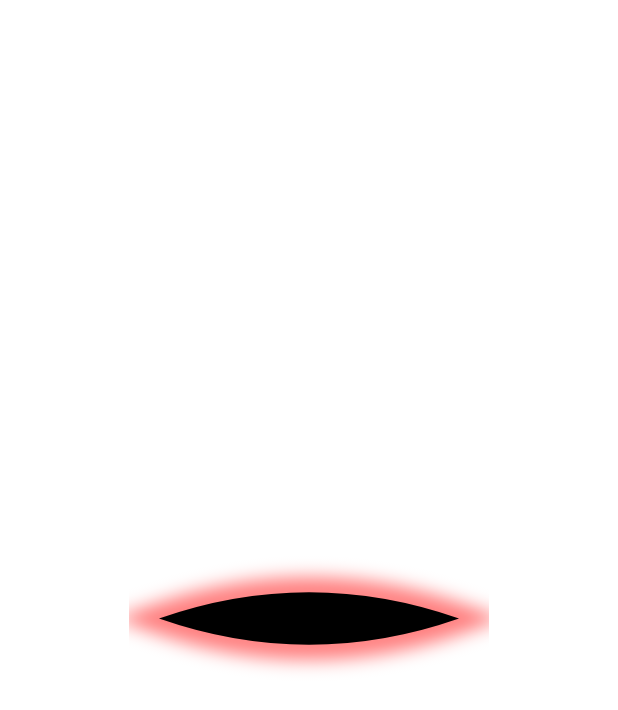
After one commit to laura-abramovic/runeterra-ui, an Android app built with Jetpack Compose: the composable DemacianRaptorFlight shown on its own in the app's theme, on a phone screen of 412 x 824 dp. The commit adds this screen. Shown: the top 710 px of the screen. Run offline under Robolectric (Android 15) with nearby library versions, the phone set to English and light mode, and no system bars.

Commit message:
RUI-1 - Demacian raptor flight

```diff
--- /dev/null
+++ b/app/src/main/java/com/abramoviclaura/runeterraui/ui/regions/demacia/DemacianRaptorFlight.kt
@@ -0,0 +1,51 @@
+package com.abramoviclaura.runeterraui.ui.regions.demacia
+
+import androidx.compose.foundation.background
+import androidx.compose.foundation.layout.Box
+import androidx.compose.foundation.layout.fillMaxSize
+import androidx.compose.foundation.layout.size
+import androidx.compose.runtime.Composable
+import androidx.compose.ui.Alignment
+import androidx.compose.ui.Modifier
+import androidx.compose.ui.draw.dropShadow
+import androidx.compose.ui.graphics.Color
+import androidx.compose.ui.graphics.shadow.Shadow
+import androidx.compose.ui.tooling.preview.Preview
+import androidx.compose.ui.unit.dp
+import com.abramoviclaura.runeterraui.ui.shape.PointedAlmondShape
+import com.abramoviclaura.runeterraui.ui.theme.LocalRuneterraColors
+import com.abramoviclaura.runeterraui.ui.theme.RuneterraUITheme
+
+@Composable
+fun DemacianRaptorFlight() {
+    Box(
+        modifier = Modifier
+            .fillMaxSize()
+            .background(color = LocalRuneterraColors.current.grayscale.white)
+    ) {
+        Box(
+            Modifier
+                .size(height = 70.dp, width = 200.dp)
+                .align(Alignment.Center)
+                .dropShadow(
+                    shape = PointedAlmondShape(),
+                    Shadow(
+                        radius = 10.dp,
+                        color = Color.Red,
+                        spread = 10.dp,
+                        alpha = 0.5f
+                    )
+                )
+                .background(
+                    color = Color.Black,
+                    shape = PointedAlmondShape()
+                )
+        )
+    }
+}
+
+@Preview
+@Composable
+private fun DemacianRaptorFlightPreview() = RuneterraUITheme {
+    DemacianRaptorFlight()
+}
--- /dev/null
+++ b/app/src/main/java/com/abramoviclaura/runeterraui/ui/shape/AlmondShape.kt
@@ -0,0 +1,62 @@
+package com.abramoviclaura.runeterraui.ui.shape
+
+import androidx.compose.ui.geometry.Rect
+import androidx.compose.ui.geometry.Size
+import androidx.compose.ui.graphics.Outline
+import androidx.compose.ui.graphics.Path
+import androidx.compose.ui.graphics.Shape
+import androidx.compose.ui.unit.Density
+import androidx.compose.ui.unit.LayoutDirection
+
+class AlmondShape : Shape {
+    override fun createOutline(
+        size: Size,
+        layoutDirection: LayoutDirection,
+        density: Density
+    ): Outline {
+        val path = Path().apply {
+            val rect = Rect(0f, 0f, size.width, size.height)
+
+            // Start at left center
+            moveTo(0f, size.height / 2)
+
+            // Top arc
+            arcTo(rect, 180f, -180f, false)
+
+            // Bottom arc
+            arcTo(rect, 0f, -180f, false)
+
+            close()
+        }
+
+        return Outline.Generic(path)
+    }
+}
+
+class PointedAlmondShape : Shape {
+    override fun createOutline(
+        size: Size,
+        layoutDirection: LayoutDirection,
+        density: Density
+    ): Outline {
+        val path = Path().apply {
+            // Start at left middle (sharp point)
+            moveTo(0f, size.height / 2)
+
+            // Top curve to right middle (sharp point)
+            quadraticBezierTo(
+                size.width / 2, 0f,     // control point (top middle)
+                size.width, size.height / 2  // end point (right middle)
+            )
+
+            // Bottom curve back to left middle (sharp point)
+            quadraticBezierTo(
+                size.width / 2, size.height, // control point (bottom middle)
+                0f, size.height / 2          // end point (left middle)
+            )
+
+            close()
+        }
+        return Outline.Generic(path)
+    }
+}
--- a/gradle/libs.versions.toml
+++ b/gradle/libs.versions.toml
@@ -7,7 +7,7 @@ junitVersion = "1.3.0"
 espressoCore = "3.7.0"
 lifecycleRuntimeKtx = "2.9.2"
 activityCompose = "1.10.1"
-composeBom = "2024.09.00"
+composeBom = "2025.08.00"
 
 [libraries]
 androidx-core-ktx = { group = "androidx.core", name = "core-ktx", version.ref = "coreKtx" }
```
Also changed, not shown: app/src/main/java/com/abramoviclaura/runeterraui/ui/theme/Color.kt (+73 -0 lines), app/src/main/java/com/abramoviclaura/runeterraui/ui/theme/Theme.kt (+8 -49 lines), app/src/main/java/com/abramoviclaura/runeterraui/ui/theme/Type.kt (+0 -17 lines).
